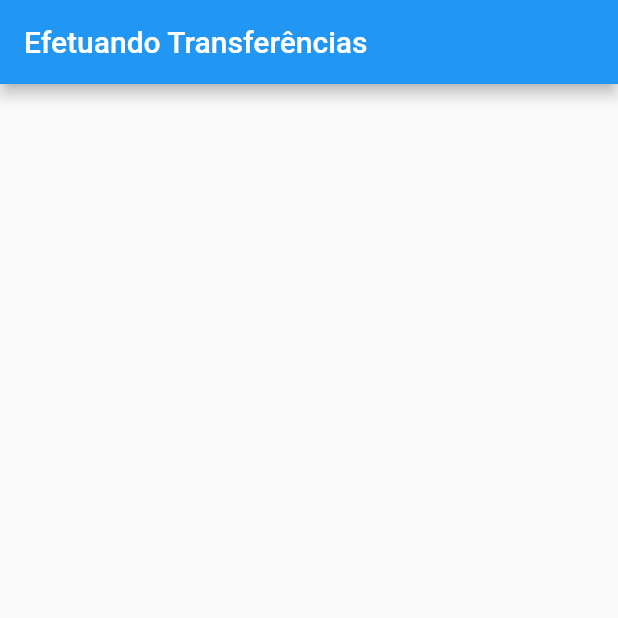
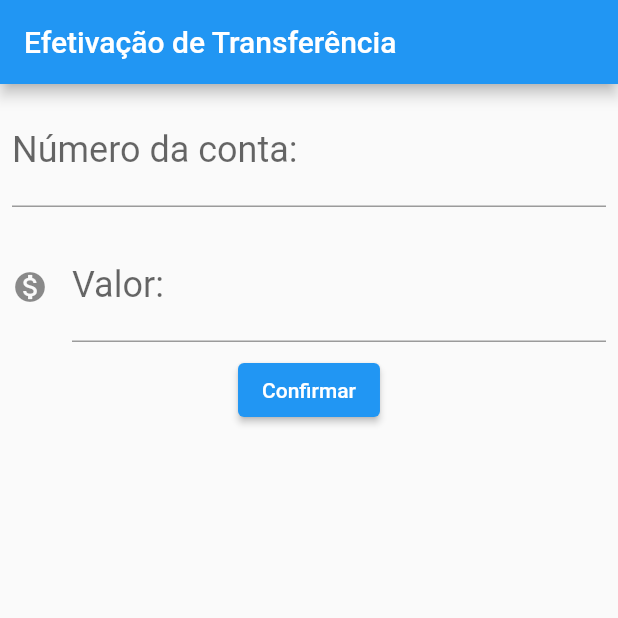
Before and after one commit to Mr-Sena/bytebank, a Flutter app: the screen it shows after launch, on a phone screen of 412 x 824 dp, the top half of it. Run offline on Flutter 3.47's test engine with Material 2 defaults, Android fonts, the phone set to English and light mode, and no system bars.

Commit message:
Implementação da tela 'Efetivação de Transferência'

```diff
--- a/Workspace/bytebank/lib/main.dart
+++ b/Workspace/bytebank/lib/main.dart
@@ -21,7 +21,54 @@ class FormularioTransferencias extends StatelessWidget {
   @override
   Widget build(BuildContext context) {
     return Scaffold(
-      appBar: AppBar(title: Text('Efetuando Transferências'),),
+      appBar: AppBar(title: Text('Efetivação de Transferência'),),
+      body: Column(
+        children: <Widget>[
+
+          Padding(
+            padding: const EdgeInsets.all(8.0),
+            child: TextField(
+
+              style: TextStyle(
+                fontSize: 24.00
+              ),
+
+              decoration: InputDecoration(
+                labelText: 'Número da conta: ',
+                hintText: '0000',
+              ),
+
+              keyboardType: TextInputType.number,
+
+            ),
+          ),
+
+          Padding(
+            padding: const EdgeInsets.all(8.0),
+            child: TextField(
+
+              style: TextStyle(
+                  fontSize: 24.00
+              ),
+
+              decoration: InputDecoration(
+                icon: Icon(Icons.monetization_on),
+                labelText: 'Valor: ',
+                hintText: '00.00',
+              ),
+
+              keyboardType: TextInputType.number,
+
+            ),
+          ),
+
+          ElevatedButton(
+              onPressed: () {},
+              child: Text('Confirmar'),
+          )
+
+        ],
+      )
     );
   }
 }
```
